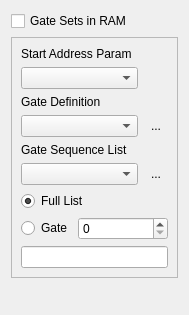
Before: the Qt Designer form ui/GateSet.ui in MonroeQuantumNetworks/IonControl, drawn with Qt 5.
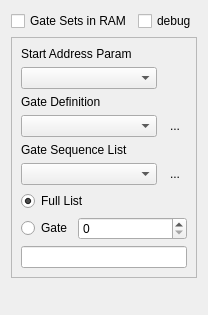
After: the same form once the commit is applied. Icons and pictures are not drawn.

Patch:
```diff
--- a/ui/GateSet.ui
+++ b/ui/GateSet.ui
@@ -15,11 +15,22 @@
   </property>
   <layout class="QVBoxLayout" name="verticalLayout">
    <item>
+    <layout class="QHBoxLayout" name="horizontalLayout">
+     <item>
     <widget class="QCheckBox" name="GateSetEnableCheckBox">
      <property name="text">
       <string>Gate Sets in RAM</string>
      </property>
     </widget>
+     </item>
+     <item>
+      <widget class="QCheckBox" name="debugCheckBox">
+       <property name="text">
+        <string>debug</string>
+       </property>
+      </widget>
+     </item>
+    </layout>
    </item>
    <item>
     <widget class="QFrame" name="GateSetFrame">
```
Lines whose indentation alone changed are shown as unchanged.
